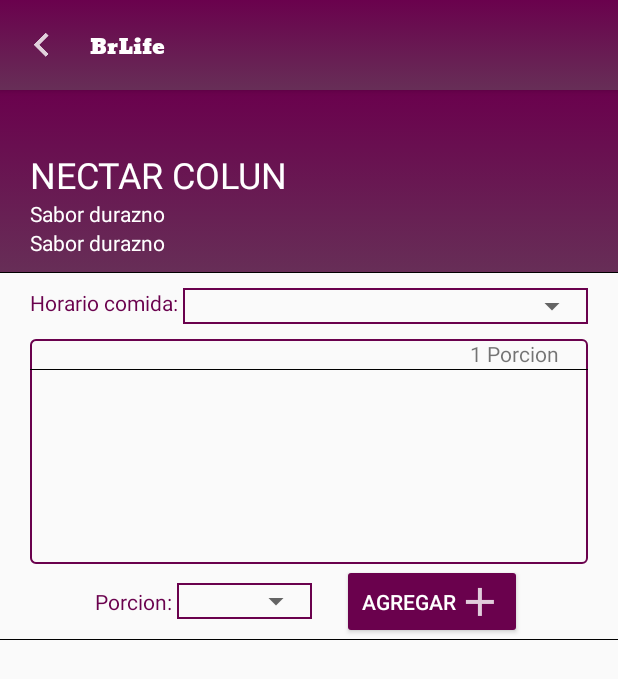
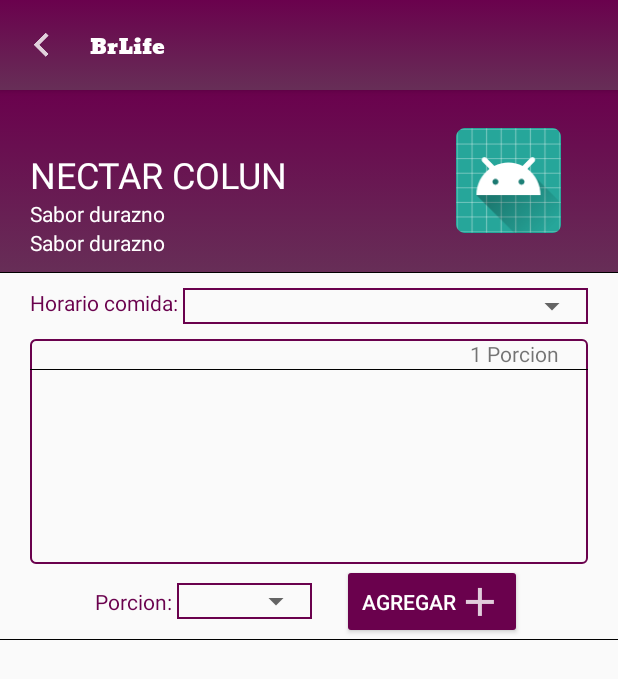
Before and after one commit to Millevire/BrLife, an Android app: the NuevoRegistroProductoUsuarioActivity screen opened directly, with no data from a screen before it, on a phone screen of 412 x 824 dp. Shown: the top 679 px of the screen. Run offline under Robolectric (Android 15) with nearby library versions, the phone set to English and light mode, and no system bars.

Commit message:
*Muestra de icono en nuevo registro de produto consumido

```diff
--- a/app/src/main/res/layout/activity_nuevo_registro_producto_usuario.xml
+++ b/app/src/main/res/layout/activity_nuevo_registro_producto_usuario.xml
@@ -31,17 +31,26 @@
     </LinearLayout>
 
 
-<LinearLayout
+    <RelativeLayout
         android:layout_width="match_parent"
         android:layout_height="wrap_content"
-    android:background="@drawable/doscolores"
+        android:background="@drawable/doscolores">
+
+        <LinearLayout
+            android:layout_width="wrap_content"
+            android:layout_height="wrap_content"
+            android:layout_alignParentStart="true"
+            android:layout_marginStart="0dp"
+            android:layout_marginEnd="10dp"
+           android:layout_alignParentLeft="true"
             android:orientation="vertical">
+
             <TextView
                 android:id="@+id/tvNombreProductoRegistro"
-        android:layout_width="match_parent"
+                android:layout_width="wrap_content"
                 android:layout_height="wrap_content"
+                android:layout_marginLeft="20dp"
                 android:layout_marginTop="40dp"
-        android:layout_marginLeft="20dp"
                 android:text="NECTAR COLUN"
                 android:textColor="@color/blanco"
                 android:textSize="24sp" />
@@ -51,17 +60,37 @@
                 android:layout_width="match_parent"
                 android:layout_height="wrap_content"
                 android:layout_marginLeft="20dp"
-        android:textColor="@color/blanco"
-        android:text="Sabor durazno " />
+                android:text="Sabor durazno "
+                android:textColor="@color/blanco" />
 
             <TextView
                 android:id="@+id/tvMarcaRegistro"
                 android:layout_width="match_parent"
                 android:layout_height="wrap_content"
-        android:textColor="@color/blanco"
+                android:layout_marginLeft="20dp"
                 android:layout_marginBottom="10dp"
-        android:layout_marginLeft="20dp"
-        android:text="Sabor durazno " />
+                android:text="Sabor durazno "
+                android:textColor="@color/blanco" />
+        </LinearLayout>
+
+        <ImageView
+            android:id="@+id/ivIconoNuevoRegistroProductoUsuario"
+            android:layout_width="70dp"
+            android:layout_height="70dp"
+            android:layout_alignParentEnd="true"
+            android:layout_centerVertical="true"
+            android:layout_marginEnd="38dp"
+            app:srcCompat="@mipmap/ic_launcher_round" />
+
+    </RelativeLayout>
+<LinearLayout
+    android:layout_width="match_parent"
+    android:layout_height="wrap_content"
+    android:background="@drawable/doscolores"
+    android:orientation="horizontal">
+
+
+
 </LinearLayout>
 
     <View android:layout_width="wrap_content"
```
Also changed, not shown: app/src/main/java/com/example/esteban/brlife/NuevoRegistroProductoUsuarioActivity.java (+63 -0 lines). Lines whose indentation alone changed are shown as unchanged.
